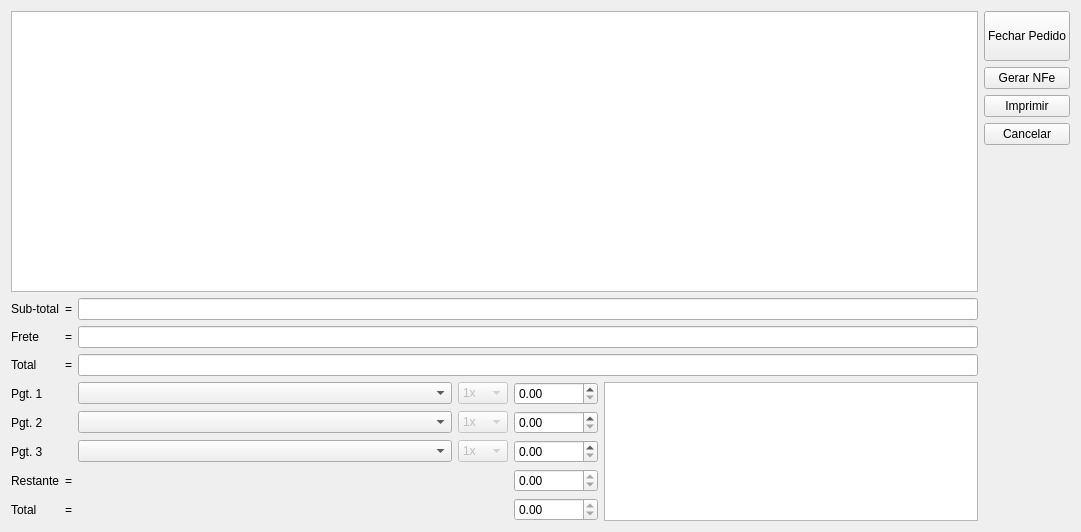
This is venda.ui in lellisls/ERP-STACCATO as Qt 5 draws it before an edit. The edited form follows.
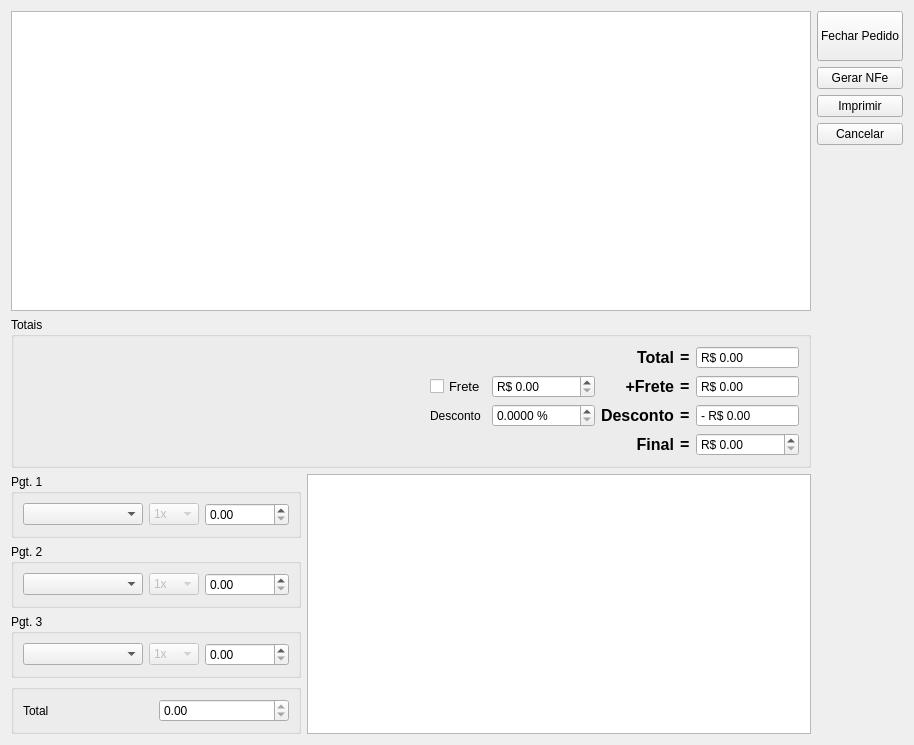
This is the edited form.

Commit message: Alterações em orçamento e venda

The edit to the form file:
```diff
--- a/venda.ui
+++ b/venda.ui
@@ -6,16 +6,22 @@
    <rect>
     <x>0</x>
     <y>0</y>
-    <width>1081</width>
-    <height>532</height>
+    <width>902</width>
+    <height>680</height>
    </rect>
   </property>
   <property name="windowTitle">
    <string>Vendas</string>
   </property>
-  <layout class="QGridLayout" name="gridLayout_2">
-   <item row="0" column="0" colspan="3">
+  <layout class="QGridLayout" name="gridLayout_7">
+   <item row="0" column="0" colspan="2">
     <widget class="QTableView" name="tableVenda">
+     <property name="minimumSize">
+      <size>
+       <width>800</width>
+       <height>300</height>
+      </size>
+     </property>
      <property name="alternatingRowColors">
       <bool>true</bool>
      </property>
@@ -24,7 +30,7 @@
      </attribute>
     </widget>
    </item>
-   <item row="0" column="3" rowspan="5">
+   <item row="0" column="2">
     <layout class="QVBoxLayout" name="verticalLayout_2">
      <item>
       <widget class="QPushButton" name="pushButtonFecharPedido">
@@ -93,241 +99,485 @@
      </item>
     </layout>
    </item>
-   <item row="4" column="0" colspan="3">
-    <layout class="QGridLayout" name="gridLayout">
-     <property name="sizeConstraint">
-      <enum>QLayout::SetDefaultConstraint</enum>
+   <item row="1" column="0" rowspan="2" colspan="2">
+    <widget class="QGroupBox" name="groupBox_3">
+     <property name="title">
+      <string>Totais</string>
      </property>
-     <item row="3" column="1">
-      <widget class="QLabel" name="labelRestanteIgual">
+     <layout class="QGridLayout" name="gridLayout_6">
+      <item row="1" column="1">
+       <layout class="QGridLayout" name="gridLayout_2">
+        <item row="4" column="7">
+         <widget class="QLabel" name="label_4">
+          <property name="font">
+           <font>
+            <pointsize>12</pointsize>
+            <weight>75</weight>
+            <bold>true</bold>
+           </font>
+          </property>
        <property name="text">
         <string>=</string>
        </property>
       </widget>
      </item>
-     <item row="0" column="5" rowspan="5">
-      <widget class="QTableView" name="tableFluxoCaixa"/>
-     </item>
-     <item row="3" column="4">
-      <widget class="QDoubleSpinBox" name="doubleSpinBoxRestante">
+        <item row="3" column="8">
+         <widget class="QDoubleSpinBox" name="doubleSpinBoxDescontoRS">
+          <property name="toolTip">
+           <string>&lt;html&gt;&lt;head/&gt;&lt;body&gt;&lt;p&gt;Sub-total do orçamento é o total sem o frete&lt;/p&gt;&lt;/body&gt;&lt;/html&gt;</string>
+          </property>
+          <property name="readOnly">
+           <bool>true</bool>
+          </property>
+          <property name="buttonSymbols">
+           <enum>QAbstractSpinBox::NoButtons</enum>
+          </property>
+          <property name="correctionMode">
+           <enum>QAbstractSpinBox::CorrectToNearestValue</enum>
+          </property>
+          <property name="prefix">
+           <string>- R$ </string>
+          </property>
+          <property name="maximum">
+           <double>9999999.000000000000000</double>
+          </property>
+         </widget>
+        </item>
+        <item row="2" column="7">
+         <widget class="QLabel" name="label_3">
+          <property name="font">
+           <font>
+            <pointsize>12</pointsize>
+            <weight>75</weight>
+            <bold>true</bold>
+           </font>
+          </property>
+          <property name="text">
+           <string>=</string>
+          </property>
+         </widget>
+        </item>
+        <item row="2" column="5">
+         <widget class="QLabel" name="label_16">
+          <property name="font">
+           <font>
+            <pointsize>12</pointsize>
+            <weight>75</weight>
+            <bold>true</bold>
+           </font>
+          </property>
+          <property name="text">
+           <string>+Frete</string>
+          </property>
+          <property name="alignment">
+           <set>Qt::AlignRight|Qt::AlignTrailing|Qt::AlignVCenter</set>
+          </property>
+         </widget>
+        </item>
+        <item row="2" column="8">
+         <widget class="QDoubleSpinBox" name="doubleSpinBoxTotalFrete">
+          <property name="toolTip">
+           <string>&lt;html&gt;&lt;head/&gt;&lt;body&gt;&lt;p&gt;Sub-total do orçamento é o total sem o frete&lt;/p&gt;&lt;/body&gt;&lt;/html&gt;</string>
+          </property>
        <property name="readOnly">
         <bool>true</bool>
        </property>
+          <property name="buttonSymbols">
+           <enum>QAbstractSpinBox::NoButtons</enum>
+          </property>
+          <property name="correctionMode">
+           <enum>QAbstractSpinBox::CorrectToNearestValue</enum>
+          </property>
+          <property name="prefix">
+           <string>R$ </string>
+          </property>
        <property name="maximum">
-        <double>999999.989999999990687</double>
+           <double>9999999.000000000000000</double>
        </property>
       </widget>
      </item>
-     <item row="3" column="0">
-      <widget class="QLabel" name="labelRestante">
+        <item row="0" column="8">
+         <widget class="QDoubleSpinBox" name="doubleSpinBoxTotal_2">
+          <property name="toolTip">
+           <string>&lt;html&gt;&lt;head/&gt;&lt;body&gt;&lt;p&gt;Sub-total do orçamento é o total sem o frete&lt;/p&gt;&lt;/body&gt;&lt;/html&gt;</string>
+          </property>
+          <property name="readOnly">
+           <bool>true</bool>
+          </property>
+          <property name="buttonSymbols">
+           <enum>QAbstractSpinBox::NoButtons</enum>
+          </property>
+          <property name="correctionMode">
+           <enum>QAbstractSpinBox::CorrectToNearestValue</enum>
+          </property>
+          <property name="prefix">
+           <string>R$ </string>
+          </property>
+          <property name="maximum">
+           <double>9999999.000000000000000</double>
+          </property>
+         </widget>
+        </item>
+        <item row="0" column="7">
+         <widget class="QLabel" name="label_5">
+          <property name="font">
+           <font>
+            <pointsize>12</pointsize>
+            <weight>75</weight>
+            <bold>true</bold>
+           </font>
+          </property>
        <property name="text">
-        <string>Restante</string>
+           <string>=</string>
        </property>
       </widget>
      </item>
-     <item row="4" column="1">
-      <widget class="QLabel" name="labelTotalIgual">
+        <item row="0" column="5">
+         <widget class="QLabel" name="labelDescontoRS_2">
+          <property name="font">
+           <font>
+            <pointsize>12</pointsize>
+            <weight>75</weight>
+            <bold>true</bold>
+           </font>
+          </property>
        <property name="text">
+           <string>Total</string>
+          </property>
+          <property name="alignment">
+           <set>Qt::AlignRight|Qt::AlignTrailing|Qt::AlignVCenter</set>
+          </property>
+         </widget>
+        </item>
+        <item row="4" column="8">
+         <widget class="QDoubleSpinBox" name="doubleSpinBoxFinal">
+          <property name="toolTip">
+           <string>&lt;html&gt;&lt;head/&gt;&lt;body&gt;&lt;p&gt;Valor total do orçamento&lt;/p&gt;&lt;/body&gt;&lt;/html&gt;</string>
+          </property>
+          <property name="wrapping">
+           <bool>false</bool>
+          </property>
+          <property name="correctionMode">
+           <enum>QAbstractSpinBox::CorrectToPreviousValue</enum>
+          </property>
+          <property name="prefix">
+           <string>R$ </string>
+          </property>
+          <property name="maximum">
+           <double>9999999.000000000000000</double>
+          </property>
+         </widget>
+        </item>
+        <item row="3" column="5">
+         <widget class="QLabel" name="labelDescontoRS">
+          <property name="font">
+           <font>
+            <pointsize>12</pointsize>
+            <weight>75</weight>
+            <bold>true</bold>
+           </font>
+          </property>
+          <property name="text">
+           <string>Desconto</string>
+          </property>
+         </widget>
+        </item>
+        <item row="4" column="5">
+         <widget class="QLabel" name="label_15">
+          <property name="font">
+           <font>
+            <pointsize>12</pointsize>
+            <weight>75</weight>
+            <bold>true</bold>
+           </font>
+          </property>
+          <property name="text">
+           <string>Final</string>
+          </property>
+          <property name="alignment">
+           <set>Qt::AlignRight|Qt::AlignTrailing|Qt::AlignVCenter</set>
+          </property>
+         </widget>
+        </item>
+        <item row="3" column="7">
+         <widget class="QLabel" name="label_11">
+          <property name="font">
+           <font>
+            <pointsize>12</pointsize>
+            <weight>75</weight>
+            <bold>true</bold>
+           </font>
+          </property>
+          <property name="text">
         <string>=</string>
        </property>
       </widget>
      </item>
-     <item row="0" column="0">
-      <widget class="QLabel" name="labelPgt1">
+        <item row="2" column="0">
+         <widget class="QCheckBox" name="checkBoxCalculaFrete">
+          <property name="font">
+           <font>
+            <pointsize>10</pointsize>
+           </font>
+          </property>
+          <property name="toolTip">
+           <string>&lt;html&gt;&lt;head/&gt;&lt;body&gt;&lt;p&gt;Cálculo automático do frete&lt;/p&gt;&lt;/body&gt;&lt;/html&gt;</string>
+          </property>
        <property name="text">
+           <string>Frete</string>
+          </property>
+         </widget>
+        </item>
+        <item row="2" column="2">
+         <widget class="QDoubleSpinBox" name="doubleSpinBoxFrete">
+          <property name="toolTip">
+           <string>&lt;html&gt;&lt;head/&gt;&lt;body&gt;&lt;p&gt;Valor do frete&lt;/p&gt;&lt;/body&gt;&lt;/html&gt;</string>
+          </property>
+          <property name="prefix">
+           <string>R$ </string>
+          </property>
+          <property name="suffix">
+           <string/>
+          </property>
+          <property name="decimals">
+           <number>2</number>
+          </property>
+          <property name="maximum">
+           <double>9999999.000000000000000</double>
+          </property>
+         </widget>
+        </item>
+        <item row="3" column="2">
+         <widget class="QDoubleSpinBox" name="doubleSpinBoxDescontoGlobal">
+          <property name="toolTip">
+           <string>&lt;html&gt;&lt;head/&gt;&lt;body&gt;&lt;p&gt;Desconto global sobree a venda&lt;/p&gt;&lt;/body&gt;&lt;/html&gt;</string>
+          </property>
+          <property name="suffix">
+           <string> %</string>
+          </property>
+          <property name="decimals">
+           <number>4</number>
+          </property>
+          <property name="maximum">
+           <double>99.000000000000000</double>
+          </property>
+         </widget>
+        </item>
+        <item row="3" column="0">
+         <widget class="QLabel" name="label_26">
+          <property name="text">
+           <string>Desconto</string>
+          </property>
+         </widget>
+        </item>
+       </layout>
+      </item>
+      <item row="1" column="0">
+       <spacer name="horizontalSpacer_2">
+        <property name="orientation">
+         <enum>Qt::Horizontal</enum>
+        </property>
+        <property name="sizeHint" stdset="0">
+         <size>
+          <width>40</width>
+          <height>20</height>
+         </size>
+        </property>
+       </spacer>
+      </item>
+     </layout>
+    </widget>
+   </item>
+   <item row="3" column="0">
+    <widget class="QGroupBox" name="groupBox">
+     <property name="title">
         <string>Pgt. 1</string>
        </property>
-      </widget>
-     </item>
-     <item row="0" column="4">
+     <layout class="QGridLayout" name="gridLayout_5">
+      <item row="0" column="2">
       <widget class="QDoubleSpinBox" name="doubleSpinBoxPgt1">
        <property name="maximum">
         <double>999999.989999999990687</double>
        </property>
       </widget>
      </item>
-     <item row="1" column="0">
-      <widget class="QLabel" name="labelPgt2">
+      <item row="0" column="1">
+       <widget class="QComboBox" name="comboBoxPgt1Parc">
+        <property name="enabled">
+         <bool>false</bool>
+        </property>
+        <item>
        <property name="text">
+          <string>1x</string>
+         </property>
+        </item>
+        <item>
+         <property name="text">
+          <string>2x</string>
+         </property>
+        </item>
+        <item>
+         <property name="text">
+          <string>3x</string>
+         </property>
+        </item>
+        <item>
+         <property name="text">
+          <string>4x</string>
+         </property>
+        </item>
+        <item>
+         <property name="text">
+          <string>5x</string>
+         </property>
+        </item>
+        <item>
+         <property name="text">
+          <string>6x</string>
+         </property>
+        </item>
+        <item>
+         <property name="text">
+          <string>7x</string>
+         </property>
+        </item>
+        <item>
+         <property name="text">
+          <string>8x</string>
+         </property>
+        </item>
+        <item>
+         <property name="text">
+          <string>9x</string>
+         </property>
+        </item>
+        <item>
+         <property name="text">
+          <string>10x</string>
+         </property>
+        </item>
+       </widget>
+      </item>
+      <item row="0" column="0">
+       <widget class="QComboBox" name="comboBoxPgt1">
+        <property name="minimumSize">
+         <size>
+          <width>120</width>
+          <height>0</height>
+         </size>
+        </property>
+       </widget>
+      </item>
+     </layout>
+    </widget>
+   </item>
+   <item row="4" column="0">
+    <widget class="QGroupBox" name="groupBox_2">
+     <property name="title">
         <string>Pgt. 2</string>
        </property>
-      </widget>
-     </item>
-     <item row="1" column="4">
+     <layout class="QGridLayout" name="gridLayout_4">
+      <item row="0" column="0">
+       <widget class="QComboBox" name="comboBoxPgt2">
+        <property name="minimumSize">
+         <size>
+          <width>120</width>
+          <height>0</height>
+         </size>
+        </property>
+       </widget>
+      </item>
+      <item row="0" column="1">
+       <widget class="QComboBox" name="comboBoxPgt2Parc">
+        <property name="enabled">
+         <bool>false</bool>
+        </property>
+        <item>
+         <property name="text">
+          <string>1x</string>
+         </property>
+        </item>
+        <item>
+         <property name="text">
+          <string>2x</string>
+         </property>
+        </item>
+        <item>
+         <property name="text">
+          <string>3x</string>
+         </property>
+        </item>
+        <item>
+         <property name="text">
+          <string>4x</string>
+         </property>
+        </item>
+        <item>
+         <property name="text">
+          <string>5x</string>
+         </property>
+        </item>
+        <item>
+         <property name="text">
+          <string>6x</string>
+         </property>
+        </item>
+        <item>
+         <property name="text">
+          <string>7x</string>
+         </property>
+        </item>
+        <item>
+         <property name="text">
+          <string>8x</string>
+         </property>
+        </item>
+        <item>
+         <property name="text">
+          <string>9x</string>
+         </property>
+        </item>
+        <item>
+         <property name="text">
+          <string>10x</string>
+         </property>
+        </item>
+       </widget>
+      </item>
+      <item row="0" column="2">
       <widget class="QDoubleSpinBox" name="doubleSpinBoxPgt2">
        <property name="maximum">
         <double>999999.989999999990687</double>
        </property>
       </widget>
      </item>
-     <item row="2" column="0">
-      <widget class="QLabel" name="labelPgt3">
-       <property name="text">
+     </layout>
+    </widget>
+   </item>
+   <item row="5" column="0">
+    <widget class="QGroupBox" name="groupBox_4">
+     <property name="title">
         <string>Pgt. 3</string>
        </property>
-      </widget>
-     </item>
-     <item row="2" column="4">
+     <layout class="QGridLayout" name="gridLayout_3">
+      <item row="0" column="0">
+       <widget class="QComboBox" name="comboBoxPgt3">
+        <property name="minimumSize">
+         <size>
+          <width>120</width>
+          <height>0</height>
+         </size>
+        </property>
+       </widget>
+      </item>
+      <item row="0" column="2">
       <widget class="QDoubleSpinBox" name="doubleSpinBoxPgt3">
        <property name="maximum">
         <double>999999.989999999990687</double>
        </property>
       </widget>
      </item>
-     <item row="4" column="4">
-      <widget class="QDoubleSpinBox" name="doubleSpinBoxTotal">
-       <property name="readOnly">
-        <bool>true</bool>
-       </property>
-       <property name="maximum">
-        <double>999999.989999999990687</double>
-       </property>
-      </widget>
-     </item>
-     <item row="0" column="2">
-      <widget class="QComboBox" name="comboBoxPgt1"/>
-     </item>
-     <item row="1" column="2">
-      <widget class="QComboBox" name="comboBoxPgt2"/>
-     </item>
-     <item row="2" column="2">
-      <widget class="QComboBox" name="comboBoxPgt3"/>
-     </item>
-     <item row="4" column="0">
-      <widget class="QLabel" name="labelTotal">
-       <property name="text">
-        <string>Total</string>
-       </property>
-      </widget>
-     </item>
-     <item row="4" column="2">
-      <spacer name="horizontalSpacer">
-       <property name="orientation">
-        <enum>Qt::Horizontal</enum>
-       </property>
-       <property name="sizeHint" stdset="0">
-        <size>
-         <width>100</width>
-         <height>20</height>
-        </size>
-       </property>
-      </spacer>
-     </item>
-     <item row="0" column="3">
-      <widget class="QComboBox" name="comboBoxPgt1Parc">
-       <property name="enabled">
-        <bool>false</bool>
-       </property>
-       <item>
-        <property name="text">
-         <string>1x</string>
-        </property>
-       </item>
-       <item>
-        <property name="text">
-         <string>2x</string>
-        </property>
-       </item>
-       <item>
-        <property name="text">
-         <string>3x</string>
-        </property>
-       </item>
-       <item>
-        <property name="text">
-         <string>4x</string>
-        </property>
-       </item>
-       <item>
-        <property name="text">
-         <string>5x</string>
-        </property>
-       </item>
-       <item>
-        <property name="text">
-         <string>6x</string>
-        </property>
-       </item>
-       <item>
-        <property name="text">
-         <string>7x</string>
-        </property>
-       </item>
-       <item>
-        <property name="text">
-         <string>8x</string>
-        </property>
-       </item>
-       <item>
-        <property name="text">
-         <string>9x</string>
-        </property>
-       </item>
-       <item>
-        <property name="text">
-         <string>10x</string>
-        </property>
-       </item>
-      </widget>
-     </item>
-     <item row="1" column="3">
-      <widget class="QComboBox" name="comboBoxPgt2Parc">
-       <property name="enabled">
-        <bool>false</bool>
-       </property>
-       <item>
-        <property name="text">
-         <string>1x</string>
-        </property>
-       </item>
-       <item>
-        <property name="text">
-         <string>2x</string>
-        </property>
-       </item>
-       <item>
-        <property name="text">
-         <string>3x</string>
-        </property>
-       </item>
-       <item>
-        <property name="text">
-         <string>4x</string>
-        </property>
-       </item>
-       <item>
-        <property name="text">
-         <string>5x</string>
-        </property>
-       </item>
-       <item>
-        <property name="text">
-         <string>6x</string>
-        </property>
-       </item>
-       <item>
-        <property name="text">
-         <string>7x</string>
-        </property>
-       </item>
-       <item>
-        <property name="text">
-         <string>8x</string>
-        </property>
-       </item>
-       <item>
-        <property name="text">
-         <string>9x</string>
-        </property>
-       </item>
-       <item>
-        <property name="text">
-         <string>10x</string>
-        </property>
-       </item>
-      </widget>
-     </item>
-     <item row="2" column="3">
+      <item row="0" column="1">
       <widget class="QComboBox" name="comboBoxPgt3Parc">
        <property name="enabled">
         <bool>false</bool>
@@ -385,57 +635,36 @@
       </widget>
      </item>
     </layout>
+    </widget>
    </item>
-   <item row="1" column="2">
-    <widget class="QLineEdit" name="lineEditSubTotal"/>
-   </item>
-   <item row="1" column="0">
-    <widget class="QLabel" name="label_8">
-     <property name="text">
-      <string>Sub-total</string>
+   <item row="6" column="0">
+    <widget class="QGroupBox" name="groupBox_5">
+     <property name="title">
+      <string/>
      </property>
-    </widget>
-   </item>
-   <item row="3" column="0">
-    <widget class="QLabel" name="label_9">
+     <layout class="QGridLayout" name="gridLayout">
+      <item row="0" column="1">
+       <widget class="QDoubleSpinBox" name="doubleSpinBoxTotal">
+        <property name="readOnly">
+         <bool>true</bool>
+        </property>
+        <property name="maximum">
+         <double>999999.989999999990687</double>
+        </property>
+       </widget>
+      </item>
+      <item row="0" column="0">
+       <widget class="QLabel" name="labelRestante">
      <property name="text">
       <string>Total</string>
      </property>
     </widget>
    </item>
-   <item row="3" column="1">
-    <widget class="QLabel" name="label_10">
-     <property name="text">
-      <string>=</string>
-     </property>
+     </layout>
     </widget>
    </item>
-   <item row="1" column="1">
-    <widget class="QLabel" name="label_11">
-     <property name="text">
-      <string>=</string>
-     </property>
-    </widget>
-   </item>
-   <item row="3" column="2">
-    <widget class="QLineEdit" name="lineEditTotal"/>
-   </item>
-   <item row="2" column="2">
-    <widget class="QLineEdit" name="lineEditFrete"/>
-   </item>
-   <item row="2" column="0">
-    <widget class="QLabel" name="label_12">
-     <property name="text">
-      <string>Frete</string>
-     </property>
-    </widget>
-   </item>
-   <item row="2" column="1">
-    <widget class="QLabel" name="label_13">
-     <property name="text">
-      <string>=</string>
-     </property>
-    </widget>
+   <item row="3" column="1" rowspan="4">
+    <widget class="QTableView" name="tableFluxoCaixa"/>
    </item>
   </layout>
  </widget>
```
Lines whose indentation alone changed are shown as unchanged. The commit also changes 16 other files.
